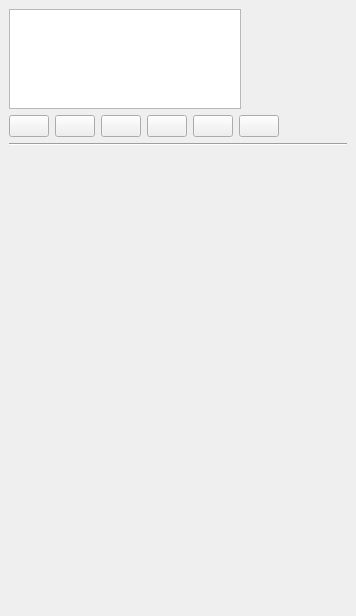
First picture: the form in src/ui/qgssymbolselectordialogbase.ui, repository carsmie/QGIS, before the edit.
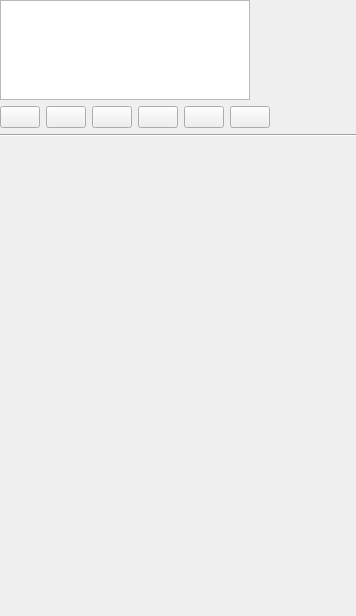
Second picture: the form after the edit.

Commit message: Remove margins from symbol selector

Diff of the .ui file:
```diff
--- a/src/ui/qgssymbolselectordialogbase.ui
+++ b/src/ui/qgssymbolselectordialogbase.ui
@@ -14,7 +14,16 @@
    <string>Form</string>
   </property>
   <layout class="QGridLayout" name="gridLayout_2">
-   <property name="margin">
+   <property name="leftMargin">
+    <number>0</number>
+   </property>
+   <property name="topMargin">
+    <number>0</number>
+   </property>
+   <property name="rightMargin">
+    <number>0</number>
+   </property>
+   <property name="bottomMargin">
     <number>9</number>
    </property>
    <item row="1" column="0">
```
Left out of the diff: 3 changed lines with no effect on the pictures.
